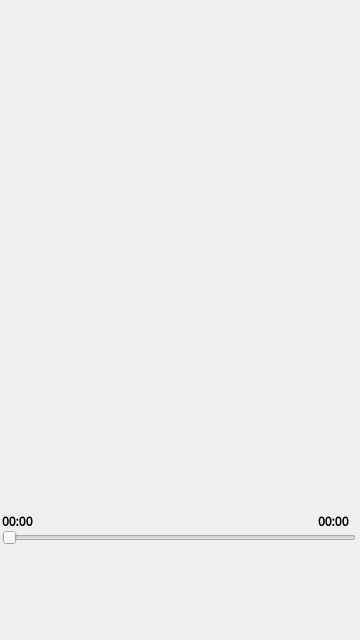
Before: the Qt Designer form qt/music/widget.ui in HBrightUp/lang-learn, drawn with Qt 5.
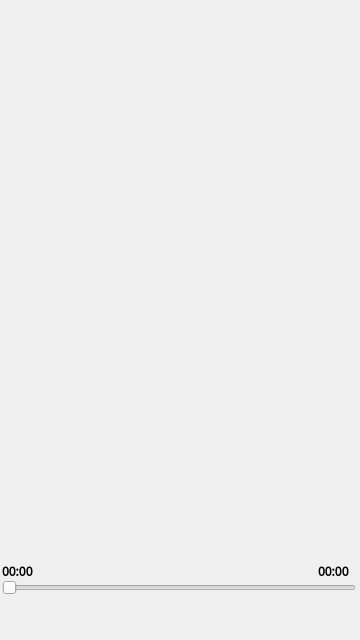
After: the same form once the commit is applied. Icons and pictures are not drawn.

```diff
--- a/qt/music/widget.ui
+++ b/qt/music/widget.ui
@@ -37,22 +37,22 @@
   <widget class="QWidget" name="widget" native="true">
    <property name="geometry">
     <rect>
-     <x>20</x>
-     <y>544</y>
-     <width>301</width>
-     <height>64</height>
+     <x>0</x>
+     <y>560</y>
+     <width>360</width>
+     <height>80</height>
     </rect>
    </property>
    <property name="minimumSize">
     <size>
      <width>0</width>
-     <height>64</height>
+     <height>80</height>
     </size>
    </property>
    <property name="maximumSize">
     <size>
      <width>16777215</width>
-     <height>180</height>
+     <height>80</height>
     </size>
    </property>
    <property name="baseSize">
@@ -74,8 +74,8 @@
    <widget class="QPushButton" name="btn_prev">
     <property name="geometry">
      <rect>
-      <x>110</x>
-      <y>20</y>
+      <x>130</x>
+      <y>40</y>
       <width>31</width>
       <height>31</height>
      </rect>
@@ -92,7 +92,7 @@
     <property name="geometry">
      <rect>
       <x>10</x>
-      <y>20</y>
+      <y>40</y>
       <width>31</width>
       <height>31</height>
      </rect>
@@ -107,8 +107,8 @@
    <widget class="QPushButton" name="btn_next">
     <property name="geometry">
      <rect>
-      <x>210</x>
-      <y>20</y>
+      <x>250</x>
+      <y>40</y>
       <width>31</width>
       <height>31</height>
      </rect>
@@ -123,8 +123,8 @@
    <widget class="QPushButton" name="btn_play">
     <property name="geometry">
      <rect>
-      <x>160</x>
-      <y>20</y>
+      <x>190</x>
+      <y>40</y>
       <width>31</width>
       <height>31</height>
      </rect>
@@ -140,8 +140,8 @@
    <widget class="QPushButton" name="pushButton_2">
     <property name="geometry">
      <rect>
-      <x>60</x>
-      <y>20</y>
+      <x>70</x>
+      <y>40</y>
       <width>31</width>
       <height>31</height>
      </rect>
@@ -157,8 +157,8 @@
    <widget class="QPushButton" name="btn_volume">
     <property name="geometry">
      <rect>
-      <x>260</x>
-      <y>20</y>
+      <x>310</x>
+      <y>40</y>
       <width>31</width>
       <height>31</height>
      </rect>
@@ -203,7 +203,7 @@
    <property name="geometry">
     <rect>
      <x>2</x>
-     <y>530</y>
+     <y>580</y>
      <width>354</width>
      <height>16</height>
     </rect>
@@ -216,7 +216,7 @@
    <property name="geometry">
     <rect>
      <x>2</x>
-     <y>510</y>
+     <y>560</y>
      <width>40</width>
      <height>21</height>
     </rect>
@@ -253,7 +253,7 @@
    <property name="geometry">
     <rect>
      <x>318</x>
-     <y>510</y>
+     <y>560</y>
      <width>40</width>
      <height>21</height>
     </rect>
```
Left out of the diff: 15 changed lines with no effect on the pictures.
